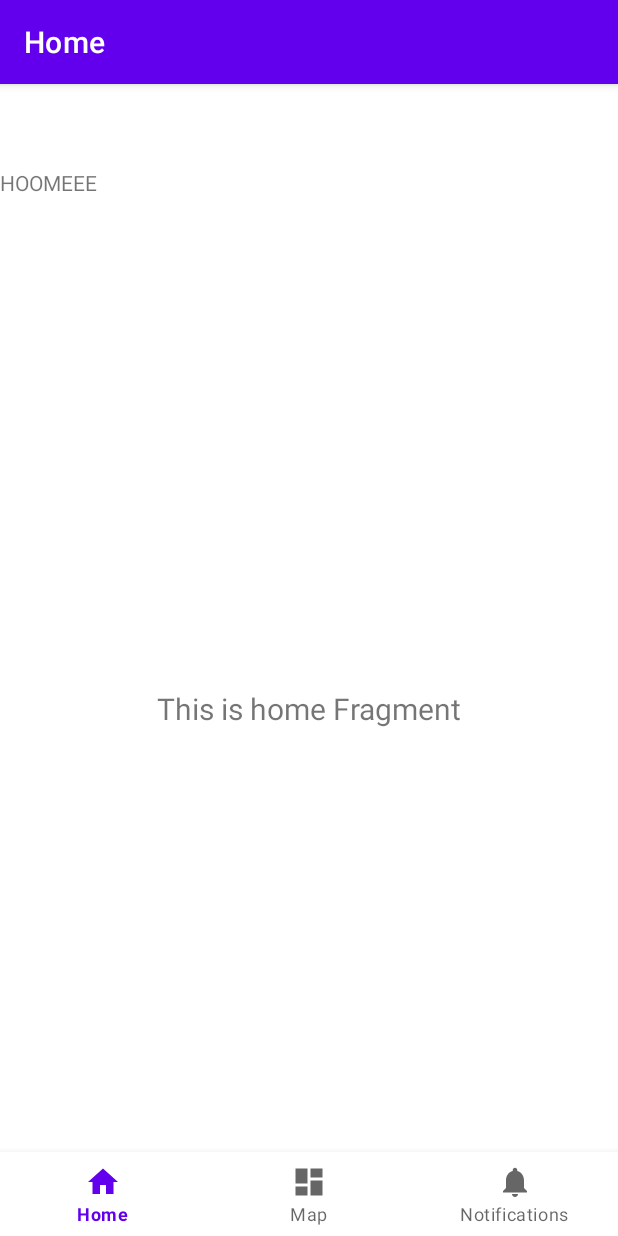
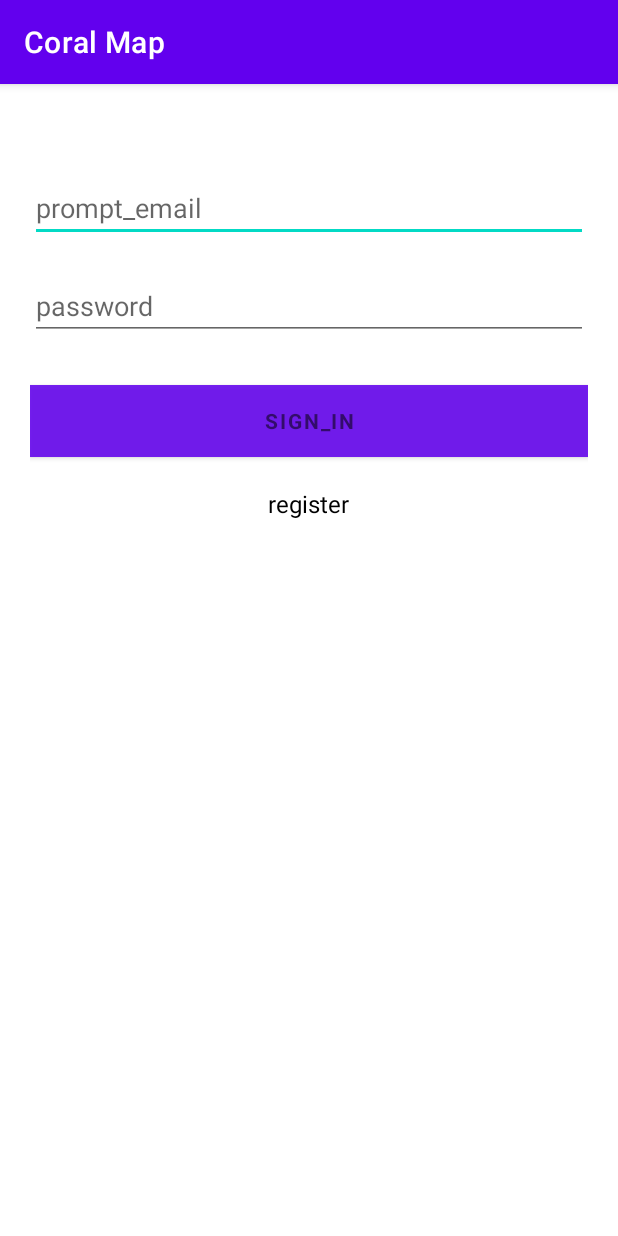
Before and after one commit to Jemery-Dev/Coral-Map, an Android app: the screen it shows after launch (MainActivity before the commit, Login after it), on a phone screen of 412 x 824 dp. Run offline under Robolectric (Android 15) with nearby library versions, the phone set to English and light mode, and no system bars; our stand-ins replace Firebase (no records; nobody signed in at launch, a user with empty details on screens opened directly).

Commit message:
Ajout des formulaires

```diff
--- /dev/null
+++ b/app/src/main/java/com/example/coralmap/ui/Login.java
@@ -0,0 +1,183 @@
+package com.example.coralmap.ui;
+
+import static android.text.TextUtils.isEmpty;
+
+import android.annotation.SuppressLint;
+import android.content.Intent;
+import android.os.Bundle;
+import android.util.Log;
+import android.view.View;
+import android.view.WindowManager;
+import android.widget.EditText;
+import android.widget.ProgressBar;
+import android.widget.Toast;
+
+import androidx.annotation.NonNull;
+import androidx.appcompat.app.AppCompatActivity;
+
+import com.example.coralmap.MainActivity;
+import com.example.coralmap.R;
+import com.example.coralmap.models.Utilisateur;
+import com.example.coralmap.utils.UserClient;
+import com.google.android.gms.tasks.OnCompleteListener;
+import com.google.android.gms.tasks.OnFailureListener;
+import com.google.android.gms.tasks.Task;
+import com.google.firebase.auth.AuthResult;
+import com.google.firebase.auth.FirebaseAuth;
+import com.google.firebase.auth.FirebaseUser;
+import com.google.firebase.firestore.DocumentReference;
+import com.google.firebase.firestore.DocumentSnapshot;
+import com.google.firebase.firestore.FirebaseFirestore;
+import com.google.firebase.firestore.FirebaseFirestoreSettings;
+
+public class Login extends AppCompatActivity implements
+        View.OnClickListener
+{
+
+    private static final String TAG = "LoginActivity";
+
+    //Firebase
+    private FirebaseAuth.AuthStateListener mAuthListener;
+
+    // widgets
+    private EditText mEmail, mPassword;
+    private ProgressBar mProgressBar;
+
+    @Override
+    protected void onCreate(Bundle savedInstanceState) {
+        super.onCreate(savedInstanceState);
+        setContentView(R.layout.activity_login);
+        mEmail = findViewById(R.id.email);
+        mPassword = findViewById(R.id.password);
+        mProgressBar = findViewById(R.id.progressBar);
+
+        setupFirebaseAuth();
+        findViewById(R.id.email_sign_in_button).setOnClickListener(this);
+        findViewById(R.id.link_register).setOnClickListener(this);
+
+        hideSoftKeyboard();
+    }
+
+
+
+
+    private void showDialog(){
+        mProgressBar.setVisibility(View.VISIBLE);
+
+    }
+
+    private void hideDialog(){
+        if(mProgressBar.getVisibility() == View.VISIBLE){
+            mProgressBar.setVisibility(View.INVISIBLE);
+        }
+    }
+
+    private void hideSoftKeyboard(){
+        this.getWindow().setSoftInputMode(WindowManager.LayoutParams.SOFT_INPUT_STATE_ALWAYS_HIDDEN);
+    }
+
+    /*
+        ----------------------------- Firebase setup ---------------------------------
+     */
+    private void setupFirebaseAuth(){
+        Log.d(TAG, "setupFirebaseAuth: started.");
+
+        mAuthListener = new FirebaseAuth.AuthStateListener() {
+            @Override
+            public void onAuthStateChanged(@NonNull FirebaseAuth firebaseAuth) {
+                FirebaseUser user = firebaseAuth.getCurrentUser();
+                if (user != null) {
+                    Log.d(TAG, "onAuthStateChanged:signed_in:" + user.getUid());
+                    Toast.makeText(Login.this, "Authenticated with: " + user.getEmail(), Toast.LENGTH_SHORT).show();
+
+                    FirebaseFirestore db = FirebaseFirestore.getInstance();
+                    FirebaseFirestoreSettings settings = new FirebaseFirestoreSettings.Builder()
+                            .setPersistenceEnabled(true)
+                            .build();
+                    db.setFirestoreSettings(settings);
+
+                    DocumentReference userRef = db.collection(getString(R.string.collection_users))
+                            .document(user.getUid());
+
+                    userRef.get().addOnCompleteListener(new OnCompleteListener<DocumentSnapshot>() {
+                        @Override
+                        public void onComplete(@NonNull Task<DocumentSnapshot> task) {
+                            if(task.isSuccessful()){
+                                Log.d(TAG, "onComplete: successfully set the user client.");
+                                Utilisateur user = task.getResult().toObject(Utilisateur.class);
+                                ((UserClient)(getApplicationContext())).setUser(user);
+                            }
+                        }
+                    });
+
+                    Intent intent = new Intent(Login.this, MainActivity.class);
+                    intent.setFlags(Intent.FLAG_ACTIVITY_NEW_TASK | Intent.FLAG_ACTIVITY_CLEAR_TASK);
+                    startActivity(intent);
+                    finish();
+
+                } else {
+                    // User is signed out
+                    Log.d(TAG, "onAuthStateChanged:signed_out");
+                }
+                // ...
+            }
+        };
+    }
+
+    @Override
+    public void onStart() {
+        super.onStart();
+        FirebaseAuth.getInstance().addAuthStateListener(mAuthListener);
+    }
+
+    @Override
+    public void onStop() {
+        super.onStop();
+        if (mAuthListener != null) {
+            FirebaseAuth.getInstance().removeAuthStateListener(mAuthListener);
+        }
+    }
+
+    private void signIn(){
+        //check if the fields are filled out
+        if(!isEmpty(mEmail.getText().toString())
+                && !isEmpty(mPassword.getText().toString())){
+            Log.d(TAG, "onClick: attempting to authenticate.");
+
+            showDialog();
+
+            FirebaseAuth.getInstance().signInWithEmailAndPassword(mEmail.getText().toString(),
+                            mPassword.getText().toString())
+                    .addOnCompleteListener(new OnCompleteListener<AuthResult>() {
+                        @Override
+                        public void onComplete(@NonNull Task<AuthResult> task) {
+
+                            hideDialog();
+
+                        }
+                    }).addOnFailureListener(new OnFailureListener() {
+                        @Override
+                        public void onFailure(@NonNull Exception e) {
+                            Toast.makeText(Login.this, "Authentication Failed", Toast.LENGTH_SHORT).show();
+                            hideDialog();
+                        }
+                    });
+        }else{
+            Toast.makeText(Login.this, "You didn't fill in all the fields.", Toast.LENGTH_SHORT).show();
+        }
+    }
+
+    @Override
+    public void onClick(View view) {
+        int id = view.getId();
+
+        if (id == R.id.link_register) {
+            Intent intent = new Intent(Login.this, Registration.class);
+            startActivity(intent);
+        } else if (id == R.id.email_sign_in_button) {
+            signIn();
+        }
+    }
+
+
+}
--- a/app/src/main/res/layout/activity_carte.xml
+++ b/app/src/main/res/layout/activity_carte.xml
@@ -6,4 +6,4 @@
     android:name="com.google.android.gms.maps.SupportMapFragment"
     android:layout_width="match_parent"
     android:layout_height="match_parent"
-    tools:context=".ui.carte.CarteActivity" />
+    tools:context=".ui.carte.MapsActivity" />
--- /dev/null
+++ b/app/src/main/res/layout/activity_login.xml
@@ -0,0 +1,83 @@
+<?xml version="1.0" encoding="utf-8"?>
+<LinearLayout xmlns:android="http://schemas.android.com/apk/res/android"
+    xmlns:tools="http://schemas.android.com/tools"
+    android:layout_width="match_parent"
+    android:layout_height="match_parent"
+    android:orientation="vertical">
+
+
+    <ScrollView
+        android:id="@+id/login_form"
+        android:layout_width="match_parent"
+        android:layout_height="match_parent">
+
+        <LinearLayout
+            android:id="@+id/email_login_form"
+            android:layout_width="match_parent"
+            android:layout_height="wrap_content"
+            android:orientation="vertical"
+            android:layout_marginTop="20dp"
+            android:padding="20dp">
+
+
+            <EditText
+                android:id="@+id/email"
+                android:layout_width="match_parent"
+                android:layout_height="wrap_content"
+                android:layout_marginTop="20dp"
+                android:hint="@string/prompt_email"
+                android:inputType="textEmailAddress"
+                android:maxLines="1"/>
+
+
+            <EditText
+                android:id="@+id/password"
+                android:layout_width="match_parent"
+                android:layout_height="wrap_content"
+                android:hint="@string/password"
+                android:layout_marginTop="20dp"
+                android:inputType="textPassword"
+                android:maxLines="1"
+                />
+
+            <Button
+                android:id="@+id/email_sign_in_button"
+                style="?android:textAppearanceSmall"
+                android:layout_width="match_parent"
+                android:layout_height="wrap_content"
+                android:layout_marginTop="30dp"
+                android:text="@string/sign_in"
+                android:textStyle="bold"
+                android:background="@color/common_google_signin_btn_text_light_pressed"/>
+
+            <RelativeLayout
+                android:layout_width="match_parent"
+                android:layout_height="wrap_content"
+                android:id="@+id/relLayout1">
+
+
+                <TextView android:id="@+id/link_register"
+                    android:layout_width="wrap_content"
+                    android:layout_height="wrap_content"
+                    android:layout_marginTop="20dp"
+                    android:text="@string/register"
+                    android:gravity="center"
+                    android:textSize="16sp"
+                    android:textColor="@color/black"
+                    android:layout_centerHorizontal="true"/>
+
+
+            </RelativeLayout>
+
+        </LinearLayout>
+
+    </ScrollView>
+
+    <ProgressBar
+        android:layout_width="wrap_content"
+        android:layout_height="wrap_content"
+        android:id="@+id/progressBar"
+        android:layout_marginTop="200dp"
+        android:visibility="invisible"/>
+
+</LinearLayout>
--- a/app/src/main/res/values/strings.xml
+++ b/app/src/main/res/values/strings.xml
@@ -5,4 +5,11 @@
     <string name="title_notifications">Notifications</string>
     <string name="title_activity_carte">CarteActivity</string>
     <string name="title_activity_maps">MapsActivity</string>
+    <string name="sign_in">sign_in</string>
+    <string name="password">password</string>
+    <string name="prompt_email">prompt_email</string>
+    <string name="register">register</string>
+    <string name="confirm_password">confirm_password</string>
+    <string name="email_registration">email_registration</string>
+    <string name="collection_users">users</string>
 </resources>
```
Also changed, not shown: app/build.gradle.kts (+12 -12 lines), app/src/main/AndroidManifest.xml (+8 -4 lines), app/src/main/java/com/example/coralmap/ui/Registration.java (added, +171 -0 lines), app/src/main/java/com/example/coralmap/utils/UserClient.java (added, +19 -0 lines), app/src/main/res/layout/activity_register.xml (added, +87 -0 lines).
